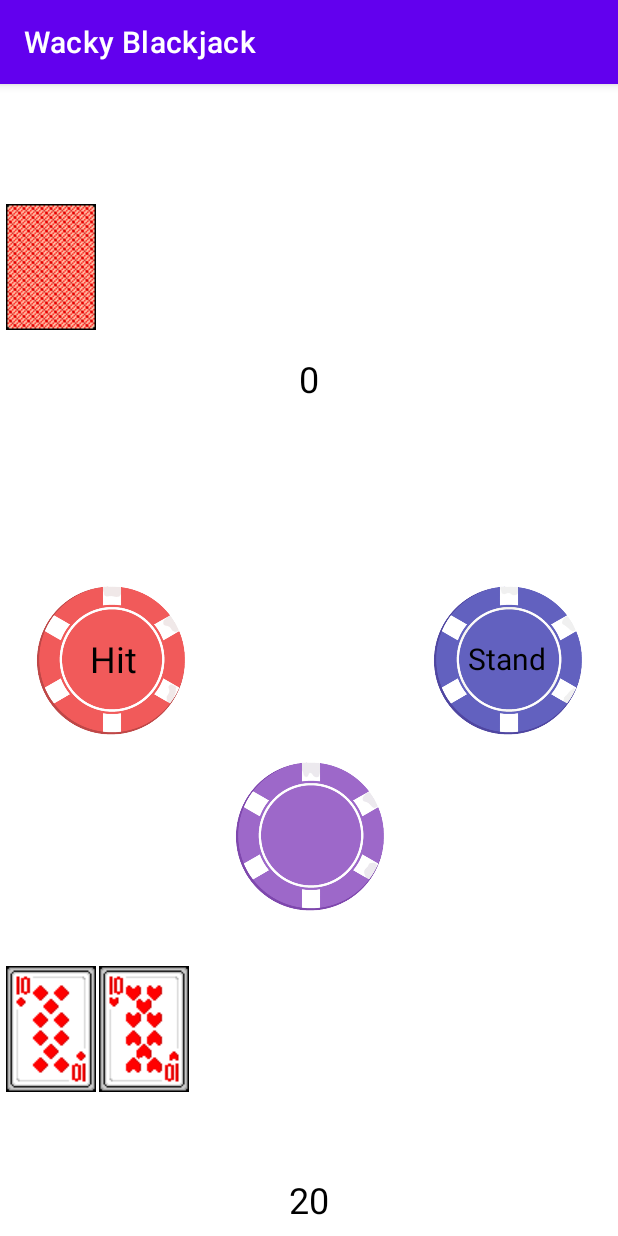
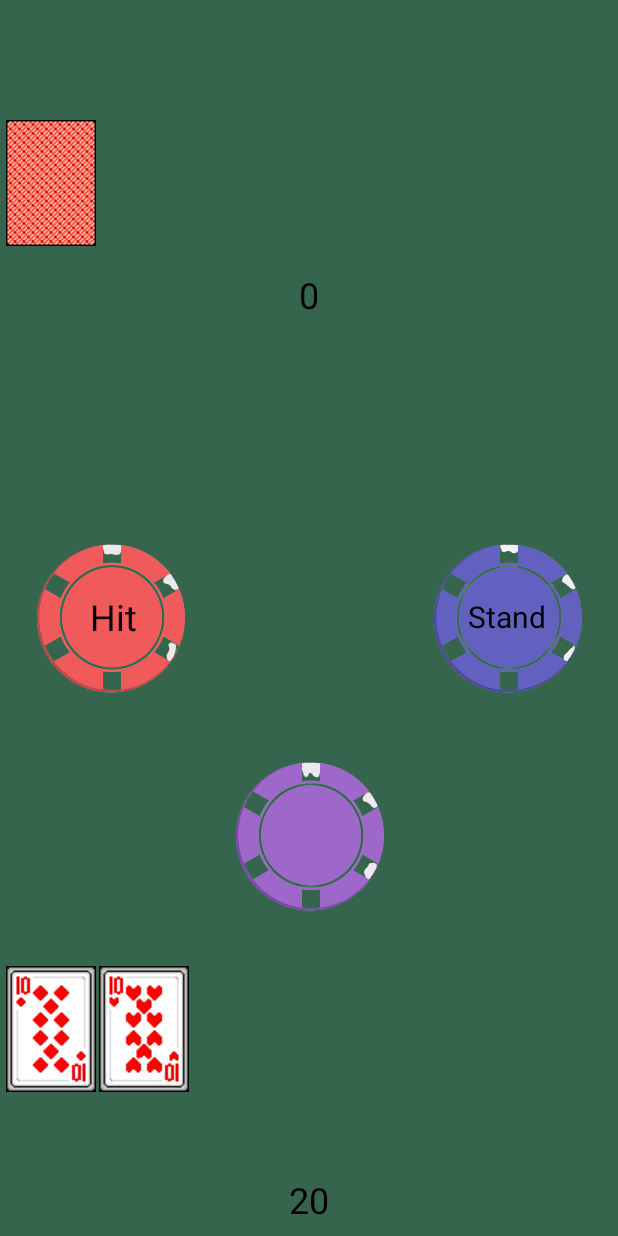
Before and after one commit to y0shK/WackyBlackjack, an Android app: the screen it shows after launch (GameScreen), after a tap on "PLAY GAME", on a phone screen of 412 x 824 dp. Run offline under Robolectric (Android 15) with nearby library versions, the phone set to English and light mode, and no system bars.

Commit message:
remove action bar from GameScreen and change color scheme

```diff
--- a/app/src/main/java/com/example/power_upblackjack/GameScreen.java
+++ b/app/src/main/java/com/example/power_upblackjack/GameScreen.java
@@ -278,6 +278,20 @@ public class GameScreen extends AppCompatActivity {
     @Override
     protected void onStart()
     {
+        ConstraintLayout cl = (ConstraintLayout) findViewById(R.id.constraintLayoutID);
+
+        // set poker green hex code in colors.xml
+        // #35654d
+        cl.setBackgroundColor(getResources().getColor(R.color.poker_green));
+
+        // https://stackoverflow.com/questions/36236181/how-to-remove-title-bar-from-the-android-activity
+        try {
+            this.getSupportActionBar().hide();
+        }
+        catch (NullPointerException e) {
+
+        }
+
         super.onStart();
         getRandomCard();
         ImageView purpleChip = (ImageView) findViewById(R.id.purpleChipNoBg);
--- a/app/src/main/java/com/example/power_upblackjack/MainActivity.java
+++ b/app/src/main/java/com/example/power_upblackjack/MainActivity.java
@@ -1,6 +1,7 @@
 package com.example.power_upblackjack;
 
 import androidx.appcompat.app.AppCompatActivity;
+import androidx.constraintlayout.widget.ConstraintLayout;
 
 import android.content.Intent;
 import android.os.Bundle;
@@ -14,6 +15,16 @@ public class MainActivity extends AppCompatActivity {
         setContentView(R.layout.activity_main);
     }
 
+    @Override
+    protected void onStart() {
+        super.onStart();
+
+        ConstraintLayout cl = (ConstraintLayout) findViewById(R.id.constraintLayoutIDMain);
+
+        // set light green hex code in colors.xml
+        cl.setBackgroundColor(getResources().getColor(R.color.poker_green));
+    }
+
     public void startGame(View view) {
         Intent playGameIntent = new Intent(this, GameScreen.class);
         startActivity(playGameIntent);
--- a/app/src/main/res/layout/activity_main.xml
+++ b/app/src/main/res/layout/activity_main.xml
@@ -4,6 +4,7 @@
     xmlns:tools="http://schemas.android.com/tools"
     android:layout_width="match_parent"
     android:layout_height="match_parent"
+    android:id="@+id/constraintLayoutIDMain"
     tools:context=".MainActivity">
 
     <TextView
--- a/app/src/main/res/values/colors.xml
+++ b/app/src/main/res/values/colors.xml
@@ -7,4 +7,6 @@
     <color name="teal_700">#FF018786</color>
     <color name="black">#FF000000</color>
     <color name="white">#FFFFFFFF</color>
+    <color name="poker_green">#35654d</color>
+    <color name="light_green">#86c29c</color>
 </resources>
--- a/app/src/main/res/values/themes.xml
+++ b/app/src/main/res/values/themes.xml
@@ -2,12 +2,12 @@
     <!-- Base application theme. -->
     <style name="Theme.PowerUpBlackjack" parent="Theme.MaterialComponents.DayNight.DarkActionBar">
         <!-- Primary brand color. -->
-        <item name="colorPrimary">@color/purple_500</item>
-        <item name="colorPrimaryVariant">@color/purple_700</item>
-        <item name="colorOnPrimary">@color/white</item>
+        <item name="colorPrimary">@color/light_green</item>
+        <item name="colorPrimaryVariant">@color/light_green</item>
+        <item name="colorOnPrimary">@color/black</item>
         <!-- Secondary brand color. -->
-        <item name="colorSecondary">@color/teal_200</item>
-        <item name="colorSecondaryVariant">@color/teal_700</item>
+        <item name="colorSecondary">@color/light_green</item>
+        <item name="colorSecondaryVariant">@color/light_green</item>
         <item name="colorOnSecondary">@color/black</item>
         <!-- Status bar color. -->
         <item name="android:statusBarColor" tools:targetApi="l">?attr/colorPrimaryVariant</item>
```
